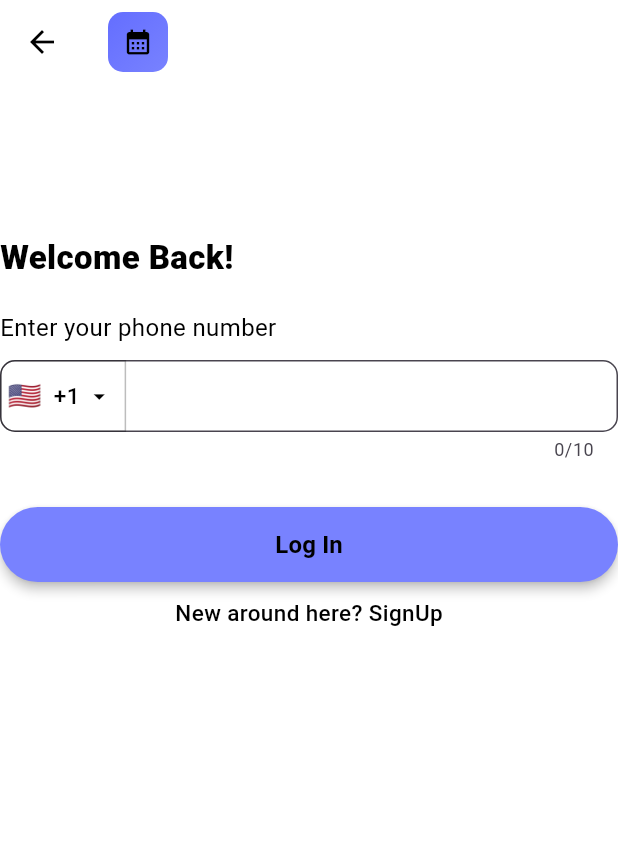
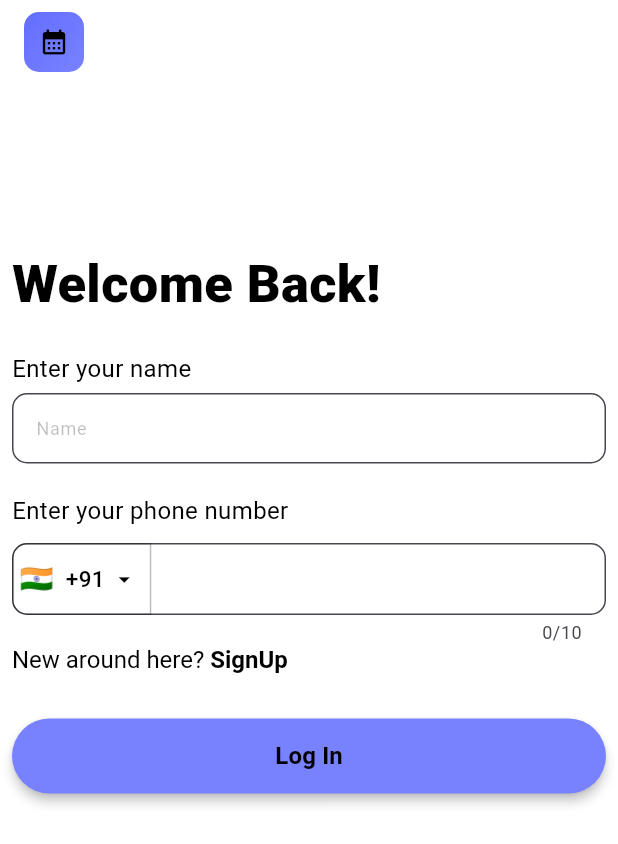
Before and after one commit to AbishekAB21/checkit, a Flutter app: the screen it shows after launch, after a tap on "Log In", on a phone screen of 412 x 824 dp. Shown: the top 844 px of the screen. Run offline on Flutter 3.47's test engine with Material 3 defaults, Android fonts, the phone set to English and light mode, and no system bars; drawn by our look-alikes of intl_phone_field; our stand-ins replace flutter_riverpod, google_fonts, shared_preferences, table_calendar.

Commit message:
minor paddings added

```diff
--- a/lib/common/widgets/reusable_textfields.dart
+++ b/lib/common/widgets/reusable_textfields.dart
@@ -10,6 +10,8 @@ class ReusableTextfield extends StatelessWidget {
   final int? maxlines;
   final String hinttext;
   final Widget? suffixIcon;
+  final Color? filledColor;
+  final bool? showBorder;
   final void Function()? onTap;
   final bool readOnly;
   final TextEditingController controller;
@@ -19,6 +21,8 @@ class ReusableTextfield extends StatelessWidget {
     this.maxlines = 1,
     this.suffixIcon,
     required this.hinttext,
+    this.filledColor,
+    this.showBorder = false,
     this.onTap,
     required this.readOnly,
     required this.controller,
@@ -50,11 +54,18 @@ class ReusableTextfield extends StatelessWidget {
                   : null,
           isDense: true,
           border: OutlineInputBorder(
-            borderSide: BorderSide.none,
+            borderSide:
+                !showBorder!
+                    ? BorderSide.none
+                    : BorderSide(color: color.textfieldBackground),
             borderRadius: BorderRadius.circular(10),
           ),
+          focusedBorder: OutlineInputBorder(
+            borderRadius: BorderRadius.circular(10),
+            borderSide: BorderSide(color: color.iconColor),
+          ),
           filled: true,
-          fillColor: color.textfieldBackground2,
+          fillColor: filledColor ?? color.textfieldBackground2,
           hintText: hinttext,
           hintStyle: Fontstyles.roboto15Hintpx(context, ref),
         ),
--- a/lib/features/login_screen/component/log_in_screen_component.dart
+++ b/lib/features/login_screen/component/log_in_screen_component.dart
@@ -1,5 +1,4 @@
-import 'package:checkit/common/taransitions/custom_page_fade_transition.dart';
-import 'package:checkit/features/home_screen/containers/home_screen_container.dart';
+import 'package:flutter/gestures.dart';
 import 'package:flutter/material.dart';
 
 import 'package:flutter_riverpod/flutter_riverpod.dart';
@@ -7,13 +6,17 @@ import 'package:flutter_riverpod/flutter_riverpod.dart';
 import 'package:checkit/common/widgets/logo.dart';
 import 'package:checkit/utils/fontstyles/fontstyles.dart';
 import 'package:checkit/common/widgets/reusable_button.dart';
+import 'package:checkit/common/widgets/reusable_textfields.dart';
+import 'package:checkit/common/taransitions/custom_page_fade_transition.dart';
 import 'package:checkit/features/login_screen/widgets/phone_number_section.dart';
+import 'package:checkit/features/home_screen/containers/home_screen_container.dart';
 import 'package:checkit/features/settings_screen/core/providers/theme_provider.dart';
 
 class LogInScreenComponent extends ConsumerWidget {
   LogInScreenComponent({super.key});
 
   final TextEditingController phoneNumberController = TextEditingController();
+  final TextEditingController nameController = TextEditingController();
 
   @override
   Widget build(BuildContext context, WidgetRef ref) {
@@ -29,12 +32,27 @@ class LogInScreenComponent extends ConsumerWidget {
           title: Logo(height: 40, width: 40, iconSize: 20),
         ),
 
-        body: Column(
+        body: Padding(
+          padding: const EdgeInsets.all(8.0),
+          child: Column(
             crossAxisAlignment: CrossAxisAlignment.start,
             mainAxisAlignment: MainAxisAlignment.start,
             children: [
               SizedBox(height: 100),
-            Text("Welcome Back!", style: Fontstyles.roboto22px(context, ref)),
+              Text("Welcome Back!", style: Fontstyles.roboto35px(context, ref)),
+              SizedBox(height: 20),
+              Text(
+                "Enter your name",
+                style: Fontstyles.roboto16pxLight(context, ref),
+              ),
+              ReusableTextfield(
+                ref: ref,
+                hinttext: "Name",
+                readOnly: false,
+                controller: nameController,
+                filledColor: color.background,
+                showBorder: true,
+              ),
               SizedBox(height: 20),
               Text(
                 "Enter your phone number",
@@ -42,6 +60,23 @@ class LogInScreenComponent extends ConsumerWidget {
               ),
               SizedBox(height: 10),
               PhoneNumberSection(),
+              RichText(
+                text: TextSpan(
+                  text: "New around here? ",
+                  style: Fontstyles.roboto16pxLight(context, ref),
+                  children: [
+                    TextSpan(
+                      text: "SignUp",
+                      style: Fontstyles.roboto16pxSemiBold(context, ref),
+                      recognizer:
+                          TapGestureRecognizer()
+                            ..onTap = () {
+                              //  SignUp navigation or logic
+                            },
+                    ),
+                  ],
+                ),
+              ),
               SizedBox(height: 30),
               ReusableButton(
                 buttonText: "Log In",
@@ -51,14 +86,8 @@ class LogInScreenComponent extends ConsumerWidget {
                   );
                 },
               ),
-            SizedBox(height: 10),
-            Center(
-              child: Text(
-                "New around here? SignUp",
-                style: Fontstyles.roboto15px(context, ref),
+            ],
           ),
-            ),
-          ],
         ),
       ),
     );
--- a/lib/features/login_screen/widgets/phone_number_section.dart
+++ b/lib/features/login_screen/widgets/phone_number_section.dart
@@ -16,6 +16,7 @@ class PhoneNumberSection extends ConsumerWidget {
     return IntlPhoneField(
       style: Fontstyles.roboto15px(context, ref),
       keyboardType: TextInputType.number,
+      initialCountryCode: "IN",
       // Textfield
       decoration: InputDecoration(
         isDense: true,
--- a/lib/features/welcome_screen/component/welcome_screen_component.dart
+++ b/lib/features/welcome_screen/component/welcome_screen_component.dart
@@ -19,6 +19,8 @@ class WelcomeScreenComponent extends ConsumerWidget {
       backgroundColor: color.background,
 
       body: SafeArea(
+        child: Padding(
+          padding: const EdgeInsets.all(8.0),
           child: Column(
             mainAxisAlignment: MainAxisAlignment.start,
             crossAxisAlignment: CrossAxisAlignment.center,
@@ -46,9 +48,9 @@ class WelcomeScreenComponent extends ConsumerWidget {
               ReusableButton(
                 buttonText: "Log In",
                 onpressed: () {
-                Navigator.of(
-                  context,
-                ).push(CustomFadeTransition(route: LogInScreenContainer()));
+                  Navigator.of(context).pushReplacement(
+                    CustomFadeTransition(route: LogInScreenContainer()),
+                  );
                 },
               ),
 
@@ -61,6 +63,7 @@ class WelcomeScreenComponent extends ConsumerWidget {
             ],
           ),
         ),
+      ),
     );
   }
 }
--- a/lib/utils/fontstyles/fontstyles.dart
+++ b/lib/utils/fontstyles/fontstyles.dart
@@ -6,6 +6,15 @@ import 'package:flutter_riverpod/flutter_riverpod.dart';
 import 'package:checkit/features/settings_screen/core/providers/theme_provider.dart';
 
 class Fontstyles {
+  static TextStyle roboto35px(BuildContext context, WidgetRef ref) {
+    final color = ref.watch(themeProvider);
+    return GoogleFonts.roboto(
+      fontSize: 35,
+      fontWeight: FontWeight.w900,
+      color: color.iconColor,
+    );
+  }
+
   static TextStyle roboto25px(BuildContext context, WidgetRef ref) {
     final color = ref.watch(themeProvider);
     return GoogleFonts.roboto(
```
Lines whose indentation alone changed are shown as unchanged.
